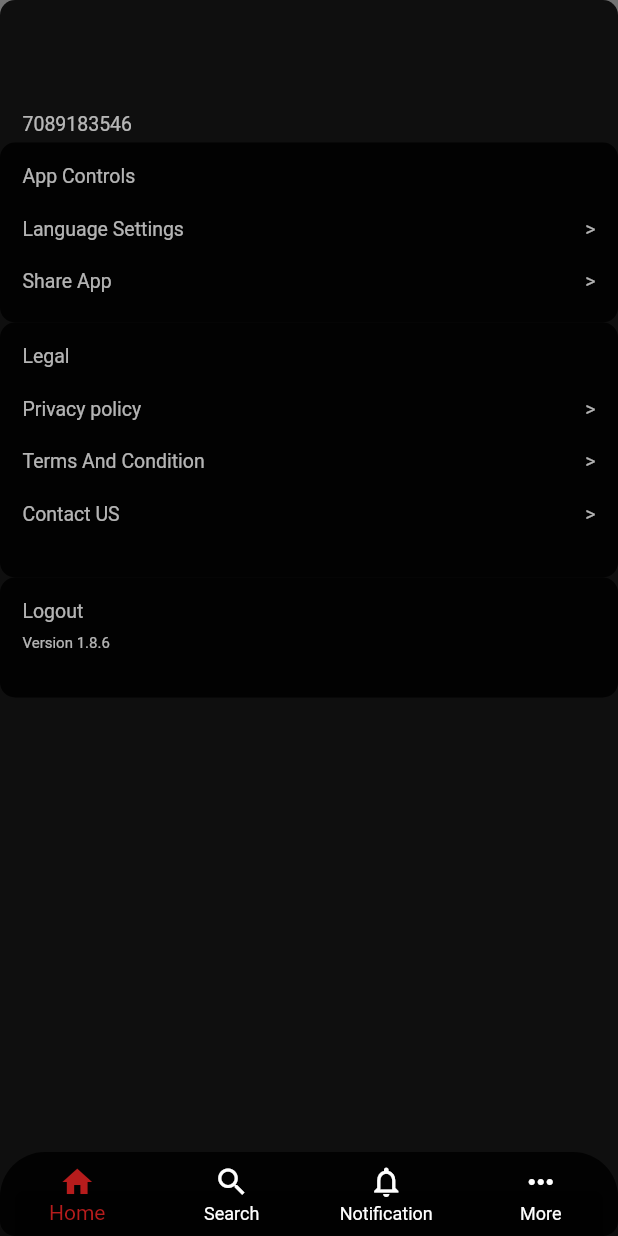
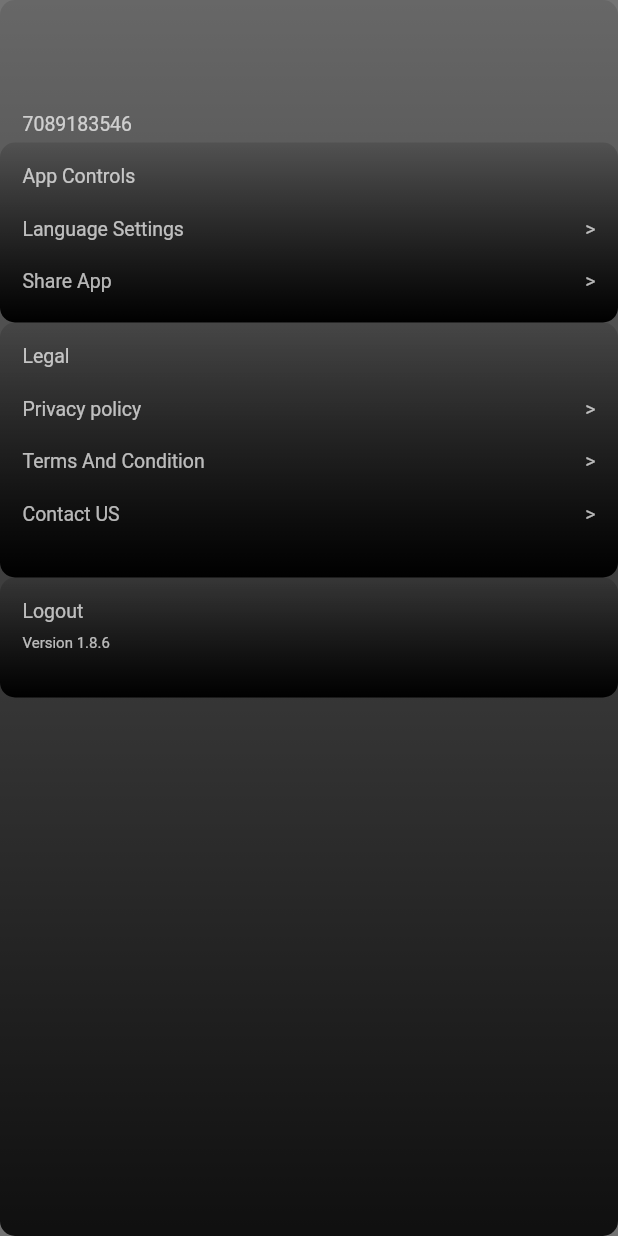
Before and after one commit to BharatsDruv/Stage, a Flutter app: the More_Page screen opened directly, on a phone screen of 412 x 824 dp. Run offline on Flutter 3.47's test engine with Material 2 defaults, Android fonts, the phone set to English and light mode, and no system bars; our stand-ins replace video_player, video_player_web; missing offline and left inert: webview_media; network calls fail.

Commit message:
Added Shade color for More , Navigation done

```diff
--- a/Stage/lib/More.dart
+++ b/Stage/lib/More.dart
@@ -4,7 +4,6 @@ import 'package:flutter/cupertino.dart';
 import 'package:flutter/material.dart';
 import 'package:flutter/rendering.dart';
 
-import 'elements/Bottom_navigation_bar.dart';
 
 
 void main() {
@@ -25,11 +24,14 @@ class YoutubePlayerDemoApp extends StatelessWidget {
 
 /// Homepage
 class More_Page extends StatefulWidget {
+
   @override
   _More_PageState createState() => _More_PageState();
 }
 
 class _More_PageState extends State<More_Page> {
+  List<Color> _colors = [Colors.black12, Colors.black];
+
 
   @override
   void initState() {
@@ -48,6 +50,11 @@ class _More_PageState extends State<More_Page> {
           padding: const EdgeInsets.only(top: 0.0),
           child: Container(
             decoration: BoxDecoration(
+                gradient: LinearGradient(
+                  colors: _colors,
+                  begin: Alignment.topCenter,
+                  end: Alignment.bottomCenter,
+                ),
                 color: Colors.black87,
                 borderRadius: BorderRadius.all(
                   Radius.circular(10.0),
@@ -69,7 +76,11 @@ class _More_PageState extends State<More_Page> {
                 //Container 1
                 Container(
                   decoration:  BoxDecoration(
-                      color: Colors.black87,
+                      gradient: LinearGradient(
+                        colors: _colors,
+                        begin: Alignment.topCenter,
+                        end: Alignment.bottomCenter,
+                      ),
                       borderRadius: BorderRadius.all(
                         Radius.circular(10.0),
                       ))
@@ -130,7 +141,11 @@ class _More_PageState extends State<More_Page> {
                 //Container 2
                 Container(
                   decoration:  BoxDecoration(
-                      color: Colors.black87,
+                      gradient: LinearGradient(
+                        colors: _colors,
+                        begin: Alignment.topCenter,
+                        end: Alignment.bottomCenter,
+                      ),
                       borderRadius: BorderRadius.all(
                         Radius.circular(10.0),
                       ))
@@ -209,7 +224,12 @@ class _More_PageState extends State<More_Page> {
                 InkWell(
                   child: Container(
                     decoration:  BoxDecoration(
-                        color: Colors.black87,
+                        gradient: LinearGradient(
+                          colors: _colors,
+                          begin: Alignment.topCenter,
+                          end: Alignment.bottomCenter,
+
+                        ),
                         borderRadius: BorderRadius.all(
                           Radius.circular(10.0),
                         ))
@@ -247,8 +267,7 @@ class _More_PageState extends State<More_Page> {
                     _showDialog();
                   },
                 ),
-                Spacer(),
-                Bottom_navigation_bar(),
+
               ],
 
             ),
--- a/Stage/lib/elements/Bottom_navigation_bar.dart
+++ b/Stage/lib/elements/Bottom_navigation_bar.dart
@@ -1,4 +1,6 @@
+import 'package:Stage/HomePage.dart';
 import 'package:Stage/More.dart';
+import 'package:Stage/main.dart';
 import 'package:flutter/material.dart';
 import 'package:video_player/video_player.dart';
 
@@ -13,19 +15,24 @@ class Bottom_navigation_bar extends StatefulWidget {
 
 class _Bottom_navigation_barState extends State<Bottom_navigation_bar> {
 
+  int selectedIndex = 0;
+  final widgetOptions = [
+    MyHomePage(),
+    Text("Search"),
+    Text("Notification"),
+    More_Page(),
+
+
+  ];
+
   @override
   void initState() {
     super.initState();
   }
-  int _currentIndex = 0;
 
-  void onTabTapped(int index) {
+  void onItemTapped(int index) {
     setState(() {
-      _currentIndex = index;
-      if(_currentIndex==3)
-        {
-          More_Page();
-        }
+      selectedIndex = index;
     });
   }
 
@@ -33,19 +40,24 @@ class _Bottom_navigation_barState extends State<Bottom_navigation_bar> {
   Widget build(BuildContext context) {
 
 
-    return
+    return Scaffold(
+        body: Center(
+          child: widgetOptions.elementAt(selectedIndex),
+        ),
 
-      Container(
-    decoration: BoxDecoration(
-          borderRadius: BorderRadius.only(
-          topRight: Radius.circular(30), topLeft: Radius.circular(30)),
-          ),
-    child: ClipRRect(
-        borderRadius: BorderRadius.only(
-          topLeft: Radius.circular(30.0),
-          topRight: Radius.circular(30.0),
-        ),
-        child: BottomNavigationBar(
+//         Container(
+//    decoration: BoxDecoration(
+//            borderRadius: BorderRadius.only(
+//            topRight: Radius.circular(30), topLeft: Radius.circular(30)),
+//            ),
+//    child: ClipRRect(
+//          borderRadius: BorderRadius.only(
+//            topLeft: Radius.circular(30.0),
+//            topRight: Radius.circular(30.0),
+//          ),
+//          child:
+//
+      bottomNavigationBar: BottomNavigationBar(
 
             backgroundColor: Colors.black87,
             type: BottomNavigationBarType.fixed,
@@ -54,8 +66,8 @@ class _Bottom_navigation_barState extends State<Bottom_navigation_bar> {
             unselectedItemColor: Colors.white,
             showUnselectedLabels: true,
 
-          onTap: onTabTapped, // new
-          currentIndex: _currentIndex,
+            onTap: onItemTapped, // new
+            currentIndex: selectedIndex,
 
             items: const <BottomNavigationBarItem>[
                 BottomNavigationBarItem(
@@ -80,7 +92,8 @@ class _Bottom_navigation_barState extends State<Bottom_navigation_bar> {
 
 
           ),
-    ),
+
+
       );
     //1st Container Closed
   }
```
Also changed, not shown: Stage/lib/HomePage.dart (added, +43 -0 lines), Stage/lib/main.dart (+1 -46 lines), 1 other file. Lines whose indentation alone changed are shown as unchanged.
